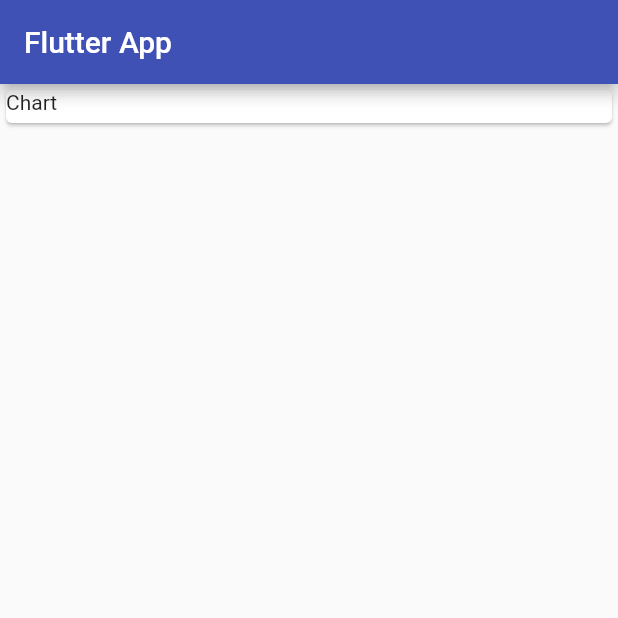
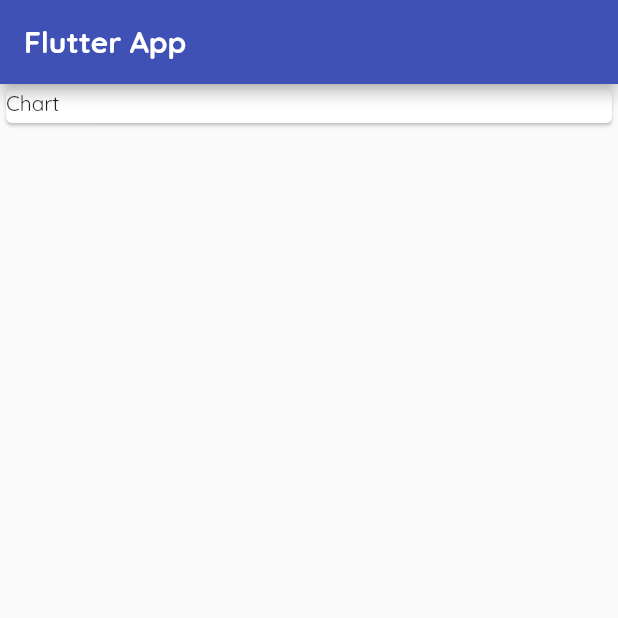
Before and after one commit to 0neman/expensescontrol, a Flutter app: the screen it shows after launch, on a phone screen of 412 x 824 dp, the top half of it. Run offline on Flutter 3.47's test engine with Material 2 defaults, Android fonts, the phone set to English and light mode, and no system bars.

Commit message:
new adding

```diff
--- a/lib/main.dart
+++ b/lib/main.dart
@@ -12,7 +12,10 @@
     return MaterialApp(
       title: 'Flutter App',
       home: MyHomePage(),
-      theme: ThemeData(primarySwatch: Colors.indigo),
+      theme: ThemeData(
+        primarySwatch: Colors.indigo,
+        fontFamily: "Quicksand",
+      ),
     );
   }
 }
@@ -58,7 +61,12 @@
         },
       ),
       appBar: AppBar(
-        title: Text('Flutter App'),
+        title: Text(
+          'Flutter App',
+          style: TextStyle(
+            fontWeight: FontWeight.bold,
+          ),
+        ),
       ),
       body: SingleChildScrollView(
         child: Column(
```
Also changed, not shown: pubspec.yaml (+11 -11 lines).
